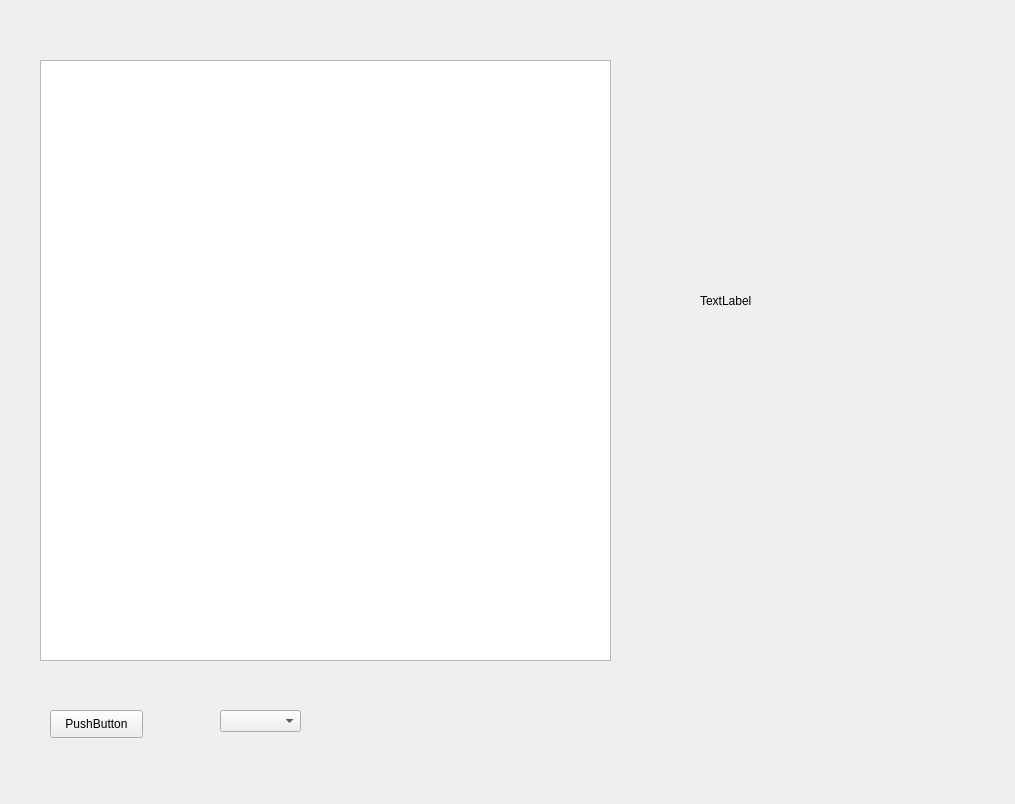
This is UI/object_detection/Gviewwindow.ui in XHbanxia/TrafficSign_window as Qt 5 draws it before an edit. The edited form follows.
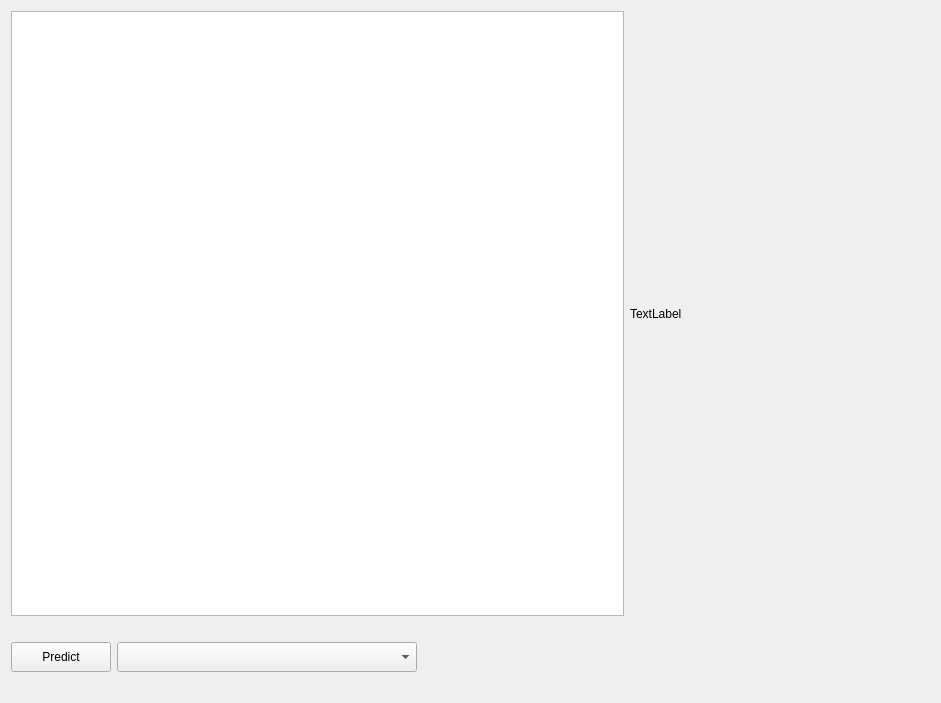
This is the edited form.

Commit message: Object detection modification layout

```diff
--- a/UI/object_detection/Gviewwindow.ui
+++ b/UI/object_detection/Gviewwindow.ui
@@ -6,62 +6,113 @@
    <rect>
     <x>0</x>
     <y>0</y>
-    <width>1015</width>
-    <height>804</height>
+    <width>941</width>
+    <height>703</height>
    </rect>
   </property>
+  <property name="sizePolicy">
+   <sizepolicy hsizetype="Expanding" vsizetype="Expanding">
+    <horstretch>0</horstretch>
+    <verstretch>0</verstretch>
+   </sizepolicy>
+  </property>
   <property name="windowTitle">
    <string>Form</string>
   </property>
-  <widget class="QGraphicsView" name="graphicsView">
-   <property name="geometry">
-    <rect>
-     <x>40</x>
-     <y>60</y>
-     <width>571</width>
-     <height>601</height>
-    </rect>
-   </property>
-  </widget>
-  <widget class="QPushButton" name="pushButton">
-   <property name="geometry">
-    <rect>
-     <x>50</x>
-     <y>710</y>
-     <width>93</width>
-     <height>28</height>
-    </rect>
-   </property>
-   <property name="text">
-    <string>PushButton</string>
-   </property>
-  </widget>
-  <widget class="QComboBox" name="ModelcomboBox">
-   <property name="geometry">
-    <rect>
-     <x>220</x>
-     <y>710</y>
-     <width>81</width>
-     <height>22</height>
-    </rect>
-   </property>
-  </widget>
-  <widget class="QLabel" name="label">
-   <property name="geometry">
-    <rect>
-     <x>700</x>
-     <y>90</y>
-     <width>241</width>
-     <height>421</height>
-    </rect>
-   </property>
-   <property name="frameShadow">
-    <enum>QFrame::Plain</enum>
-   </property>
-   <property name="text">
-    <string>TextLabel</string>
-   </property>
-  </widget>
+  <layout class="QVBoxLayout" name="verticalLayout_2">
+   <item>
+    <layout class="QHBoxLayout" name="horizontalLayout_2">
+     <item>
+      <widget class="QGraphicsView" name="graphicsView">
+       <property name="minimumSize">
+        <size>
+         <width>500</width>
+         <height>600</height>
+        </size>
+       </property>
+      </widget>
+     </item>
+     <item>
+      <widget class="QLabel" name="label">
+       <property name="minimumSize">
+        <size>
+         <width>300</width>
+         <height>0</height>
+        </size>
+       </property>
+       <property name="frameShadow">
+        <enum>QFrame::Plain</enum>
+       </property>
+       <property name="text">
+        <string>TextLabel</string>
+       </property>
+      </widget>
+     </item>
+    </layout>
+   </item>
+   <item>
+    <layout class="QHBoxLayout" name="horizontalLayout">
+     <item>
+      <widget class="QPushButton" name="pushButton">
+       <property name="sizePolicy">
+        <sizepolicy hsizetype="Fixed" vsizetype="Fixed">
+         <horstretch>0</horstretch>
+         <verstretch>0</verstretch>
+        </sizepolicy>
+       </property>
+       <property name="minimumSize">
+        <size>
+         <width>100</width>
+         <height>30</height>
+        </size>
+       </property>
+       <property name="text">
+        <string>Predict</string>
+       </property>
+      </widget>
+     </item>
+     <item>
+      <widget class="QComboBox" name="ModelcomboBox">
+       <property name="minimumSize">
+        <size>
+         <width>300</width>
+         <height>30</height>
+        </size>
+       </property>
+      </widget>
+     </item>
+     <item>
+      <spacer name="verticalSpacer">
+       <property name="orientation">
+        <enum>Qt::Vertical</enum>
+       </property>
+       <property name="sizeType">
+        <enum>QSizePolicy::Fixed</enum>
+       </property>
+       <property name="sizeHint" stdset="0">
+        <size>
+         <width>20</width>
+         <height>70</height>
+        </size>
+       </property>
+      </spacer>
+     </item>
+     <item>
+      <spacer name="horizontalSpacer">
+       <property name="orientation">
+        <enum>Qt::Horizontal</enum>
+       </property>
+       <property name="sizeHint" stdset="0">
+        <size>
+         <width>40</width>
+         <height>20</height>
+        </size>
+       </property>
+      </spacer>
+     </item>
+    </layout>
+   </item>
+  </layout>
  </widget>
  <resources/>
  <connections/>
```
The commit also changes 1 other file.
